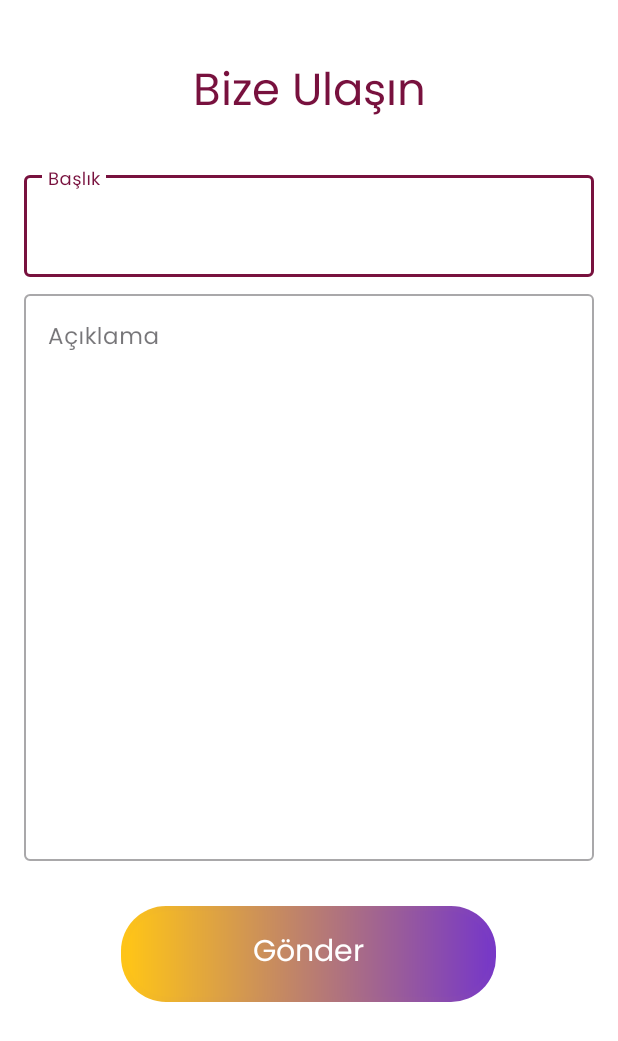
After one commit to abdullah-tanriverdi/FiratFuzyonApp, an Android app: the ContactUsActivity screen opened directly, with no data from a screen before it, on a phone screen of 412 x 824 dp. The commit adds this screen. Shown: the top 1041 px of the screen. Run offline under Robolectric (Android 15) with nearby library versions, the phone set to English and light mode, and no system bars.

Commit message:
Contact Us Screen Designed And Coded

```diff
--- /dev/null
+++ b/app/src/main/java/com/tanriverdi/firatfuzyon/ContactUsActivity.kt
@@ -0,0 +1,130 @@
+package com.tanriverdi.firatfuzyon
+
+import android.content.Intent
+import android.content.pm.PackageManager
+import androidx.appcompat.app.AppCompatActivity
+import android.os.Bundle
+import android.widget.Toast
+import androidx.core.app.ActivityCompat
+import androidx.core.content.ContextCompat
+import com.tanriverdi.firatfuzyon.databinding.ActivityContactUsBinding
+
+class ContactUsActivity : AppCompatActivity() {
+
+    private lateinit var binding : ActivityContactUsBinding
+
+    // İnternet erişimi izni isteme için kullanılan kod
+    private val INTERNET_PERMISSION_CODE = 1
+
+    // E-posta gönderme işlemi için kullanılan requestCode
+    private val EMAIL_REQUEST_CODE = 123
+    override fun onCreate(savedInstanceState: Bundle?) {
+        super.onCreate(savedInstanceState)
+        binding = ActivityContactUsBinding.inflate(layoutInflater)
+        val view = binding.root
+        setContentView(view)
+
+
+        // Gönderme butonuna tıklanınca e-posta gönderme fonksiyonu çağrılır
+        binding.contactUsSendTextButton.setOnClickListener{
+            sendEmail()
+        }
+
+        // İnternet erişimi izni kontrolü ve talebi
+        if (ContextCompat.checkSelfPermission(
+                this,
+                android.Manifest.permission.INTERNET
+            ) != PackageManager.PERMISSION_GRANTED
+        ) {
+
+            ActivityCompat.requestPermissions(
+                this,
+                arrayOf(android.Manifest.permission.INTERNET),
+                INTERNET_PERMISSION_CODE
+            )
+        }
+
+    }
+
+
+
+
+    // E-posta gönderme işlemini gerçekleştiren fonksiyon
+    fun sendEmail() {
+            // EditText'lerden kullanıcının girdiği bilgileri al
+            val konu = binding.contactUsTitleEditText.text.toString()
+            val aciklama = binding.contactUsDescriptionEditText.text.toString()
+
+          // Başlık ve açıklama alanlarının boş olup olmadığını kontrol et
+            if (konu.isBlank()  || aciklama.isBlank()){
+                Toast.makeText(this, "Başlık Ve Açıklama Alanını Doldur", Toast.LENGTH_SHORT).show()
+            }else{
+
+                // E-posta içeriğini oluştur
+                val emailContent = "AÇIKLAMA:  $aciklama"
+
+                // E-posta gönderme işlemi için Intent oluştur
+                val emailIntent = Intent(Intent.ACTION_SEND)
+
+                // E-posta türünü belirle (RFC 822 standartlarına uygun olarak)
+                emailIntent.type = "message/rfc822"
+
+                // E-posta alıcı adresini belirle (Array halinde, birden fazla alıcı eklemek mümkündür)
+                emailIntent.putExtra(Intent.EXTRA_EMAIL, arrayOf("tanriverdi.firatuni@gmail.com"))
+
+                // E-posta konusunu belirle
+                emailIntent.putExtra(Intent.EXTRA_SUBJECT, "$konu")
+
+                // E-posta içeriğini belirle
+                emailIntent.putExtra(Intent.EXTRA_TEXT, emailContent)
+
+                try {
+
+                    // E-posta gönderme işlemini başlat
+                    startActivityForResult(Intent.createChooser(emailIntent, "E-posta Gönder"), EMAIL_REQUEST_CODE)
+                } catch (ex: android.content.ActivityNotFoundException) {
+
+                    // E-posta gönderme uygulaması bulunamazsa hata mesajı göster
+                    Toast.makeText(this, "E-posta gönderme uygulaması bulunamadı.", Toast.LENGTH_SHORT)
+                        .show()
+                }
+            }
+
+
+
+    }
+
+
+    // E-posta gönderme işlemi sonucunda çağrılan metod
+    override fun onActivityResult(requestCode: Int, resultCode: Int, data: Intent?) {
+        super.onActivityResult(requestCode, resultCode, data)
+
+        // E-posta gönderme işlemi tamamlandığında, bir sonraki aktiviteye yönlendirme
+        if (requestCode == EMAIL_REQUEST_CODE) {
+
+            val intent = Intent(this@ContactUsActivity,MembershipLoginScreenActivity::class.java)
+            startActivity(intent)
+            finish()
+        }
+    }
+
+    // İzin isteği sonucunda çağrılan metod
+    override fun onRequestPermissionsResult(
+        requestCode: Int,
+        permissions: Array<out String>,
+        grantResults: IntArray
+    ) {
+        super.onRequestPermissionsResult(requestCode, permissions, grantResults)
+
+        // İnternet erişimi izni verildiyse e-posta gönderme işlemine devam et
+        if (requestCode == INTERNET_PERMISSION_CODE) {
+            if (grantResults.isNotEmpty() && grantResults[0] == PackageManager.PERMISSION_GRANTED) {
+
+                sendEmail()
+            } else {
+
+                Toast.makeText(this, "İnternet erişimi izni verilmedi.", Toast.LENGTH_SHORT).show()
+            }
+        }
+    }
+}
--- /dev/null
+++ b/app/src/main/res/layout/activity_contact_us.xml
@@ -0,0 +1,104 @@
+<?xml version="1.0" encoding="utf-8"?>
+<ScrollView
+    xmlns:android="http://schemas.android.com/apk/res/android"
+    xmlns:app="http://schemas.android.com/apk/res-auto"
+    xmlns:tools="http://schemas.android.com/tools"
+    android:layout_width="match_parent"
+    android:layout_height="match_parent"
+    android:background="@color/white"
+    android:focusableInTouchMode="true"
+    tools:context=".ContactUsActivity">
+
+    <LinearLayout
+        android:layout_width="match_parent"
+        android:layout_height="wrap_content"
+        android:orientation="vertical">
+
+        <TextView
+            android:id="@+id/contactUsText"
+            android:layout_width="match_parent"
+            android:layout_height="wrap_content"
+            android:text="@string/bizeUlasın"
+            android:textSize="30sp"
+            android:textAlignment="center"
+            android:textColor="@color/burgundy"
+            android:fontFamily="@font/poppins"
+            android:padding="8dp"
+            android:layout_marginTop="30dp"/>
+
+        <com.google.android.material.textfield.TextInputLayout
+            android:layout_width="match_parent"
+            android:layout_height="wrap_content"
+            android:hint="Başlık"
+            android:layout_marginTop="16dp"
+            android:layout_marginEnd="16dp"
+            android:layout_marginStart="16dp"
+            style="@style/Widget.MaterialComponents.TextInputLayout.OutlinedBox">
+            <com.google.android.material.textfield.TextInputEditText
+                android:id="@+id/contactUsTitleEditText"
+                android:layout_width="match_parent"
+                android:layout_height="wrap_content"
+                android:inputType="text"
+                android:textSize="20sp"
+                android:fontFamily="@font/poppins"
+                android:maxLength="25"
+                android:maxLines="1"/>
+        </com.google.android.material.textfield.TextInputLayout>
+
+
+        <com.google.android.material.textfield.TextInputLayout
+            android:layout_width="match_parent"
+            android:layout_height="wrap_content"
+            android:hint="Açıklama"
+            android:layout_marginTop="6dp"
+            android:layout_marginEnd="16dp"
+            android:layout_marginStart="16dp"
+            style="@style/Widget.MaterialComponents.TextInputLayout.OutlinedBox">
+            <com.google.android.material.textfield.TextInputEditText
+                android:id="@+id/contactUsDescriptionEditText"
+                android:layout_width="match_parent"
+                android:layout_height="wrap_content"
+                android:fontFamily="@font/poppins"
+                android:textSize="15sp"
+                android:inputType="textMultiLine"
+                android:lines="15"
+                android:gravity="top"
+                android:overScrollMode="always"
+                android:scrollbarStyle="insideInset"
+                android:scrollbars="vertical"
+                android:scrollHorizontally="false"/>
+        </com.google.android.material.textfield.TextInputLayout>
+
+        <RelativeLayout
+            android:id="@+id/contactUsSendButtonLayout"
+            android:layout_width="250dp"
+            android:layout_height="64dp"
+            android:layout_gravity="center"
+            android:layout_centerInParent="true"
+            android:background="@drawable/custombuttonloginpagerouting"
+            android:layout_marginBottom="16dp"
+            android:layout_marginTop="30dp"
+            tools:ignore="MissingConstraints">
+
+            <ImageView
+                android:layout_width="match_parent"
+                android:layout_height="match_parent"
+                android:layout_marginStart="3dp"
+                android:layout_marginTop="3dp"
+                android:layout_marginEnd="3dp"
+                android:layout_marginBottom="3dp"
+                android:src="@drawable/custombuttonloginpagerouting" />
+
+            <TextView
+                android:id="@+id/contactUsSendTextButton"
+                android:layout_width="match_parent"
+                android:layout_height="match_parent"
+                android:fontFamily="@font/poppins"
+                android:gravity="center"
+                android:text="Gönder"
+                android:textColor="@color/white"
+                android:textSize="20sp" />
+
+        </RelativeLayout>
+    </LinearLayout>
+</ScrollView>
--- a/app/src/main/res/layout/activity_membership_login_screen.xml
+++ b/app/src/main/res/layout/activity_membership_login_screen.xml
@@ -146,7 +146,7 @@
             </RelativeLayout>
 
             <RelativeLayout
-                android:id="@+id/uyeGirisiGirisYapButtonLayout"
+                android:id="@+id/membershipCardViewLoginButtonLayout"
                 android:layout_width="250dp"
                 android:layout_height="64dp"
                 android:layout_gravity="center"
```
Also changed, not shown: app/src/main/AndroidManifest.xml (+8 -0 lines), app/src/main/java/com/tanriverdi/firatfuzyon/MembershipLoginScreenActivity.kt (+14 -1 lines).
